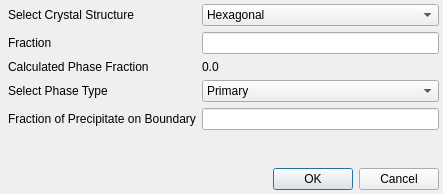
The window that Source/Applications/StatsGenerator/UI_Files/EditPhaseDialog.ui (BlueQuartzSoftware/DREAM3D) describes before a commit, drawn with Qt 5.
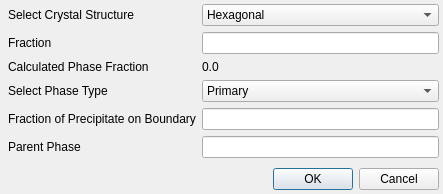
The same window after the commit.

Commit message: adding transformation phase capabilities to the stats generator

Patch:
```diff
--- a/Source/Applications/StatsGenerator/UI_Files/EditPhaseDialog.ui
+++ b/Source/Applications/StatsGenerator/UI_Files/EditPhaseDialog.ui
@@ -109,6 +109,16 @@
      <item row="4" column="1">
       <widget class="QLineEdit" name="pptFraction"/>
      </item>
+     <item row="5" column="0">
+      <widget class="QLabel" name="ParentPhaseLabel">
+       <property name="text">
+        <string>Parent Phase</string>
+       </property>
+      </widget>
+     </item>
+     <item row="5" column="1">
+      <widget class="QLineEdit" name="ParentPhase"/>
+     </item>
     </layout>
    </item>
    <item>
```
Left out of the diff: 5 changed lines with no effect on the pictures. The commit also changes 9 other files.
